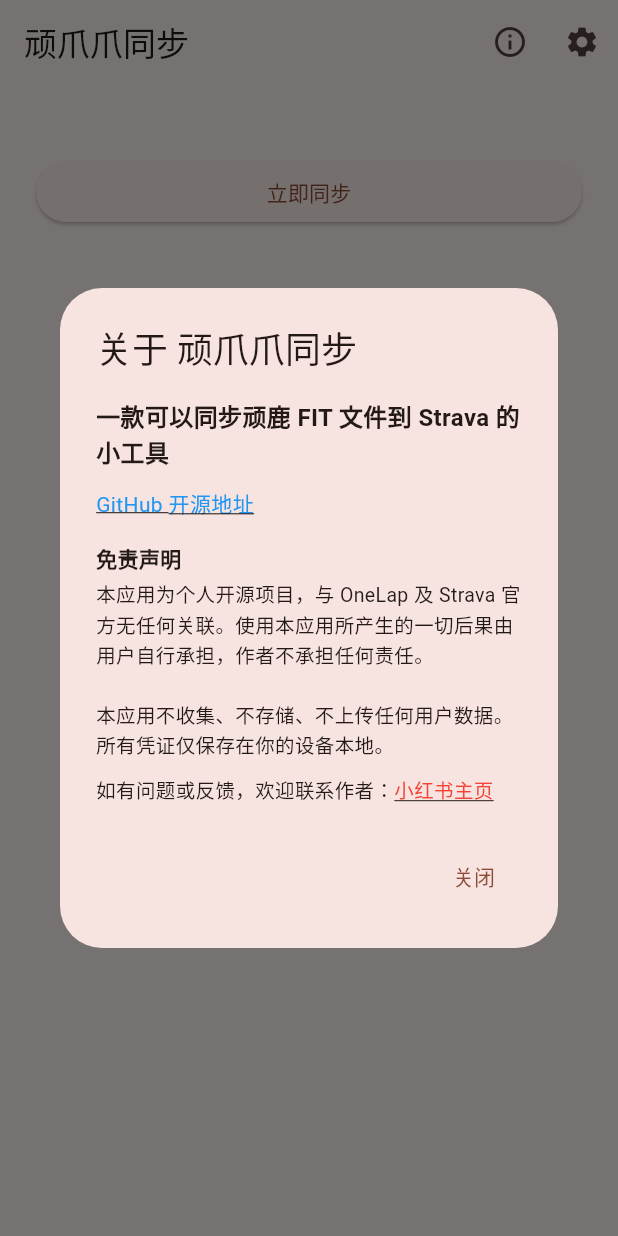
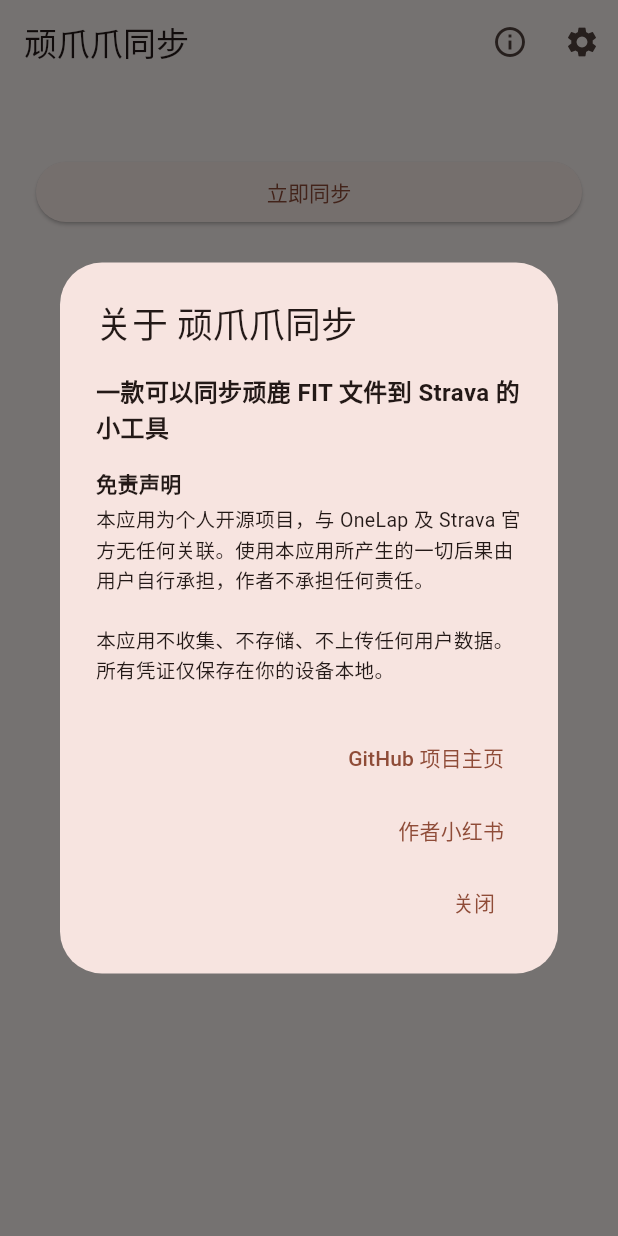
Before and after one commit to SethShen/Onelap-Strava-GoGoGo, a Flutter app: the screen it shows after launch, after a tap on the "info outline" icon, on a phone screen of 412 x 824 dp. Run offline on Flutter 3.47's test engine with Material 3 defaults, Android fonts, the light colour scheme and no system bars; our stand-ins replace cookie_jar, dio, dio_cookie_manager, flutter_secure_storage, webview_flutter.

Commit message:
Add GPL v3 license, update About dialog with button actions, update README

```diff
--- a/lib/screens/home_screen.dart
+++ b/lib/screens/home_screen.dart
@@ -225,57 +225,36 @@ class _HomeScreenState extends State<HomeScreen> {
       context: context,
       builder: (ctx) => AlertDialog(
         title: const Text('关于 顽爪爪同步'),
-        content: SingleChildScrollView(
+        content: const SingleChildScrollView(
           child: Column(
             crossAxisAlignment: CrossAxisAlignment.start,
             mainAxisSize: MainAxisSize.min,
             children: [
-              const Text(
+              Text(
                 '一款可以同步顽鹿 FIT 文件到 Strava 的小工具',
                 style: TextStyle(fontWeight: FontWeight.bold, fontSize: 16),
               ),
-              const SizedBox(height: 12),
-              InkWell(
-                onTap: () => _launchUrl(_githubUrl),
-                child: const Text(
-                  'GitHub 开源地址',
-                  style: TextStyle(
-                    color: Colors.blue,
-                    decoration: TextDecoration.underline,
-                    fontSize: 14,
-                  ),
-                ),
-              ),
-              const SizedBox(height: 16),
-              const Text('免责声明', style: TextStyle(fontWeight: FontWeight.bold)),
-              const SizedBox(height: 4),
-              const Text(
+              SizedBox(height: 16),
+              Text('免责声明', style: TextStyle(fontWeight: FontWeight.bold)),
+              SizedBox(height: 4),
+              Text(
                 '本应用为个人开源项目，与 OneLap 及 Strava 官方无任何关联。'
                 '使用本应用所产生的一切后果由用户自行承担，作者不承担任何责任。\n\n'
                 '本应用不收集、不存储、不上传任何用户数据。所有凭证仅保存在你的设备本地。',
                 style: TextStyle(fontSize: 13, height: 1.5),
               ),
-              const SizedBox(height: 10),
-              Row(
-                children: [
-                  const Text('如有问题或反馈，欢迎联系作者：', style: TextStyle(fontSize: 13)),
-                  InkWell(
-                    onTap: () => _launchUrl(_xiaohongshuUrl),
-                    child: const Text(
-                      '小红书主页',
-                      style: TextStyle(
-                        color: Colors.red,
-                        decoration: TextDecoration.underline,
-                        fontSize: 13,
-                      ),
-                    ),
-                  ),
-                ],
-              ),
             ],
           ),
         ),
         actions: [
+          TextButton(
+            onPressed: () => _launchUrl(_githubUrl),
+            child: const Text('GitHub 项目主页'),
+          ),
+          TextButton(
+            onPressed: () => _launchUrl(_xiaohongshuUrl),
+            child: const Text('作者小红书'),
+          ),
           TextButton(
             onPressed: () => Navigator.of(ctx).pop(),
             child: const Text('关闭'),
```
Also changed, not shown: 2 other files.
